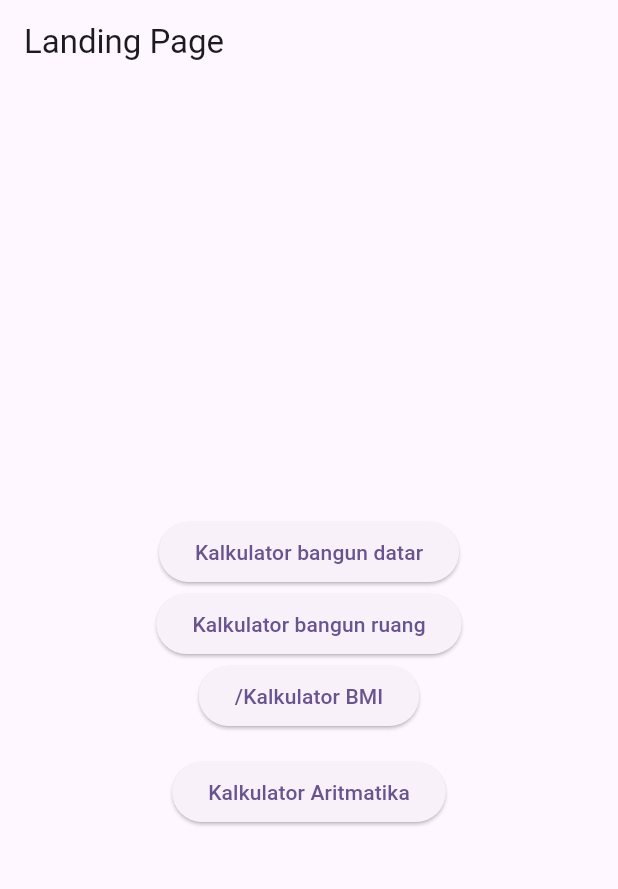
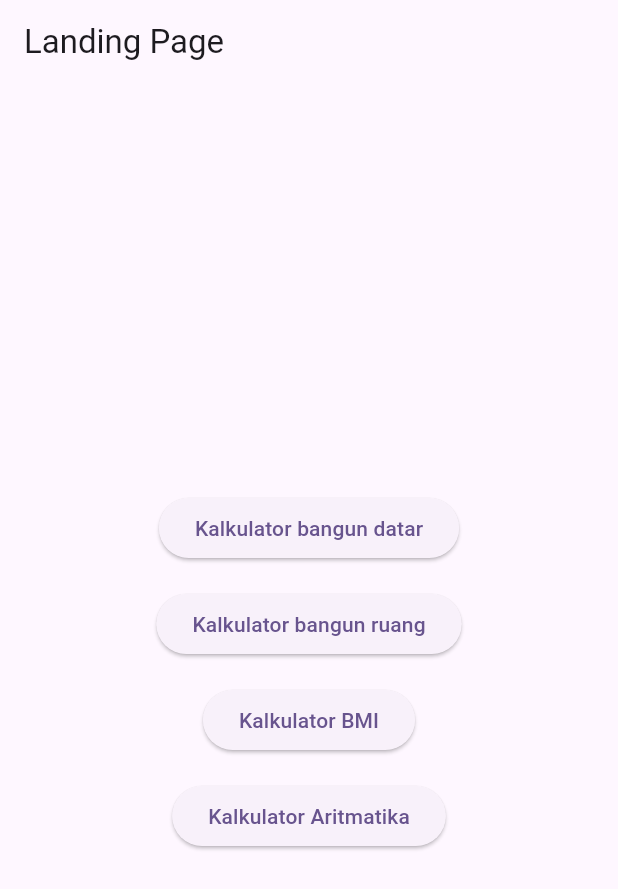
Before and after one commit to SRP02/Belajar_Dicubit, a Flutter app: the screen it shows after launch, on a phone screen of 412 x 824 dp. Shown: the top 889 px of the screen. Run offline on Flutter 3.47's test engine with Material 3 defaults, Android fonts, the phone set to English and light mode, and no system bars; our stand-ins replace bloc, flutter_bloc.

Commit message:
Fix [SRP] Routing-error

```diff
--- a/lib/landing_page.dart
+++ b/lib/landing_page.dart
@@ -20,17 +20,19 @@ class LandingPage extends StatelessWidget {
               },
               child: const Text('Kalkulator bangun datar'),
             ),
+            const SizedBox(height: 16),
             ElevatedButton(
               onPressed: () {
                 Navigator.pushNamed(context, '/Kalkulator_bangunRuang');
               },
               child: const Text('Kalkulator bangun ruang'),
             ),
+            const SizedBox(height: 16),
             ElevatedButton(
               onPressed: () {
                 Navigator.pushNamed(context, '/Kalkulator_bmi');
               },
-              child: const Text('/Kalkulator BMI'),
+              child: const Text('Kalkulator BMI'),
             ),
             const SizedBox(height: 16),
             ElevatedButton(
--- a/lib/main.dart
+++ b/lib/main.dart
@@ -1,4 +1,7 @@
 import 'package:flutter/material.dart';
+import 'package:flutter_bloc/flutter_bloc.dart';
+import 'package:project_belajar_cubit/aritmatika_cubit/calculator_cubit.dart';
+import 'package:project_belajar_cubit/aritmatika_cubit/ui_aritmatika.dart';
 import 'package:project_belajar_cubit/bangunRuang_cubit/bangunRuang_cubit.dart';
 import 'package:project_belajar_cubit/bangundatar_cubit/shapeCalculator_cubit.dart';
 import 'package:project_belajar_cubit/bmi_cubit/bmi_calculator.dart';
@@ -26,6 +29,10 @@ class MyApp extends StatelessWidget {
         '/shape_calculator': (context) => ShapeCalculatorApp(),
         '/Kalkulator_bangunRuang': (context) => kalkulator_bangun_ruang(),
         '/Kalkulator_bmi': (context) => BMICalculator(),
+        '/arithmetic_calculator': (context) => BlocProvider(
+          create: (_) => CalculatorCubit(),
+          child: CalculatorPage(),
+        ),
       },
     );
   }
```
